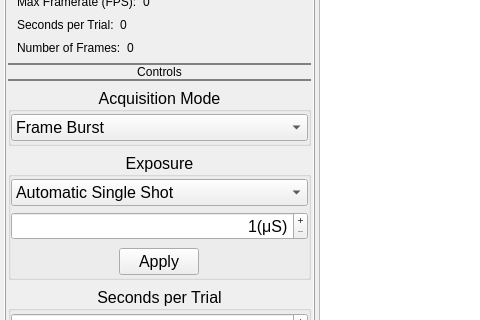
Above: UI/design/FLIR.ui from OlfactoryBehaviorLab/dewan_flir_camera before the change; both pictures show x 0 to 480 and y 104 to 424 of the 978 by 617 pixel window. Below: the same form after it.
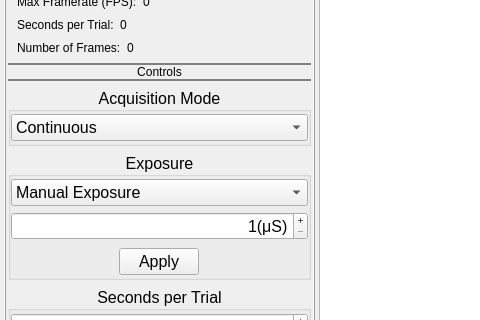
That is the form after the change.

Diff of the .ui file:
```diff
--- a/UI/design/FLIR.ui
+++ b/UI/design/FLIR.ui
@@ -496,11 +496,6 @@
              </property>
              <item>
               <widget class="QComboBox" name="acquisition_mode_data">
-               <item>
-                <property name="text">
-                 <string>Frame Burst</string>
-                </property>
-               </item>
                <item>
                 <property name="text">
                  <string>Continuous</string>
@@ -560,11 +555,11 @@
                 <bool>false</bool>
                </property>
                <property name="currentText">
-                <string>Automatic Single Shot</string>
+                <string>Manual Exposure</string>
                </property>
                <item>
                 <property name="text">
-                 <string>Automatic Single Shot</string>
+                 <string>Manual Exposure</string>
                 </property>
                </item>
                <item>
```
Left out of the diff: 7 changed lines with no effect on the pictures.
